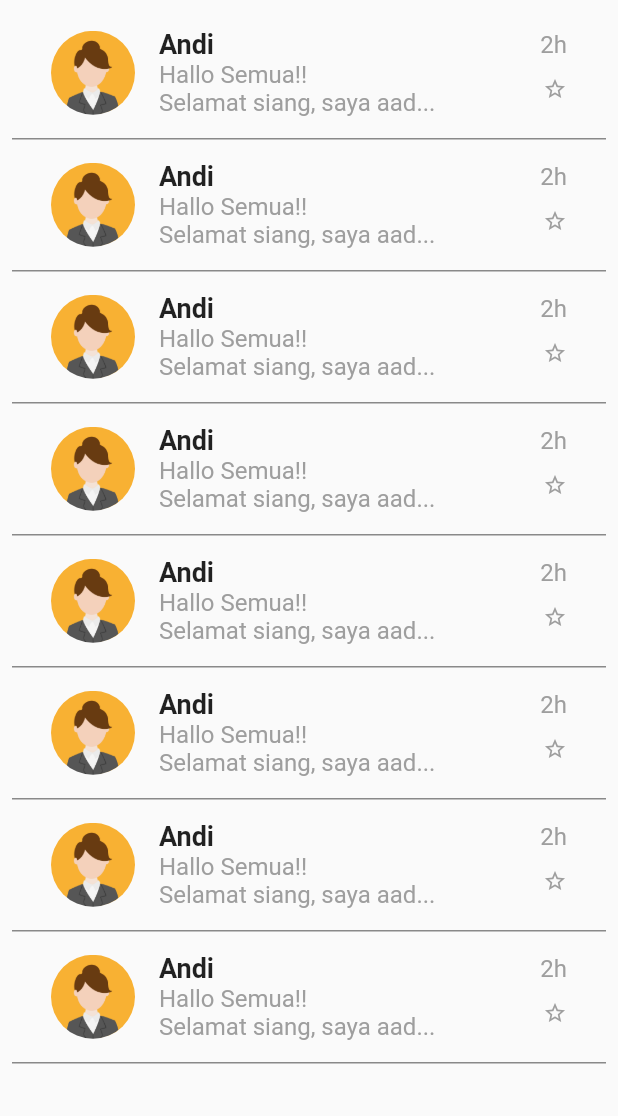
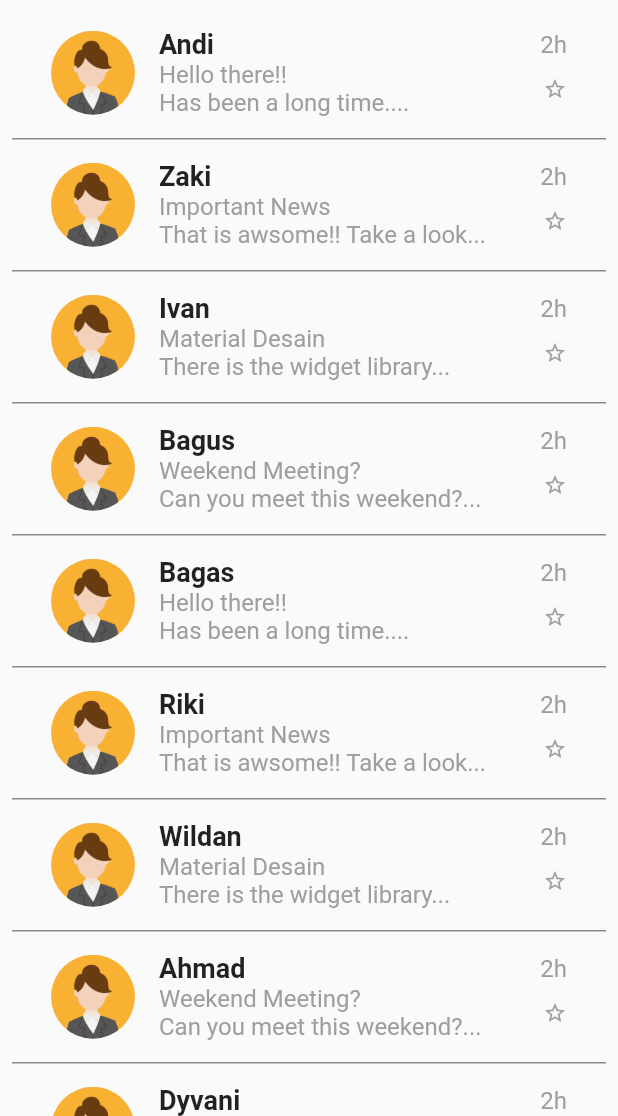
Before and after one commit to mohammaddyvani/uts_flutter, a Flutter app: the screen it shows after launch, on a phone screen of 412 x 824 dp, the part 120-1236 px from its top. Run offline on Flutter 3.47's test engine with Material 2 defaults, Android fonts, the phone set to English and light mode, and no system bars.

```diff
--- a/lib/pages/inbox_page.dart
+++ b/lib/pages/inbox_page.dart
@@ -3,28 +3,6 @@ import 'package:uts/pages/sidebar.dart';
 import 'package:uts/pages/message/msg.dart';
 
 class InboxPage extends StatelessWidget {
-  List input = [
-    [
-      'Andi',
-      'Hello there!!',
-      'Has been a long time....'
-    ],
-    [
-      'Zaki',
-      'Important News',
-      'That is awsome!! Take a look...'
-    ],
-    [
-      'Ivan',
-      'Material Desain',
-      'There is the widget library...'
-    ],
-    [
-      'Andi',
-      'Weekend Meeting?',
-      'Can you meet this weekend?...'
-    ],
-  ];
   @override
   Widget build(BuildContext context) {
     return Scaffold(
@@ -46,14 +24,18 @@ class InboxPage extends StatelessWidget {
             children: [
               const Text('Today', style: TextStyle(color: Colors.black)),
               const SizedBox(height: 5.0),
-              Pesan(nama: "Andi", pesan1: "Hallo Semua!!", pesan2: "Selamat siang, saya aad..."),
-              Pesan(nama: "Andi", pesan1: "Hallo Semua!!", pesan2: "Selamat siang, saya aad..."),
-              Pesan(nama: "Andi", pesan1: "Hallo Semua!!", pesan2: "Selamat siang, saya aad..."),
-              Pesan(nama: "Andi", pesan1: "Hallo Semua!!", pesan2: "Selamat siang, saya aad..."),
-              Pesan(nama: "Andi", pesan1: "Hallo Semua!!", pesan2: "Selamat siang, saya aad..."),
-              Pesan(nama: "Andi", pesan1: "Hallo Semua!!", pesan2: "Selamat siang, saya aad..."),
-              Pesan(nama: "Andi", pesan1: "Hallo Semua!!", pesan2: "Selamat siang, saya aad..."),
-              Pesan(nama: "Andi", pesan1: "Hallo Semua!!", pesan2: "Selamat siang, saya aad..."),
+              Pesan(nama: "Andi", pesan1: "Hello there!!", pesan2: "Has been a long time...."),
+              Pesan(nama: "Zaki", pesan1: "Important News", pesan2: "That is awsome!! Take a look..."),
+              Pesan(nama: "Ivan", pesan1: "Material Desain", pesan2: "There is the widget library..."),
+              Pesan(nama: "Bagus", pesan1: "Weekend Meeting?", pesan2: "Can you meet this weekend?..."),
+              Pesan(nama: "Bagas", pesan1: "Hello there!!", pesan2: "Has been a long time...."),
+              Pesan(nama: "Riki", pesan1: "Important News", pesan2: "That is awsome!! Take a look..."),
+              Pesan(nama: "Wildan", pesan1: "Material Desain", pesan2: "There is the widget library..."),
+              Pesan(nama: "Ahmad", pesan1: "Weekend Meeting?", pesan2: "Can you meet this weekend?..."),
+              Pesan(nama: "Dyvani", pesan1: "Hello there!!", pesan2: "Has been a long time...."),
+              Pesan(nama: "Wahyu", pesan1: "Important News", pesan2: "That is awsome!! Take a look..."),
+              Pesan(nama: "Mirza", pesan1: "Material Desain", pesan2: "There is the widget library..."),
+              Pesan(nama: "Septian", pesan1: "Weekend Meeting?", pesan2: "Can you meet this weekend?..."),
             ],
           ),
         ),
```
Also changed, not shown: 1 other file.
